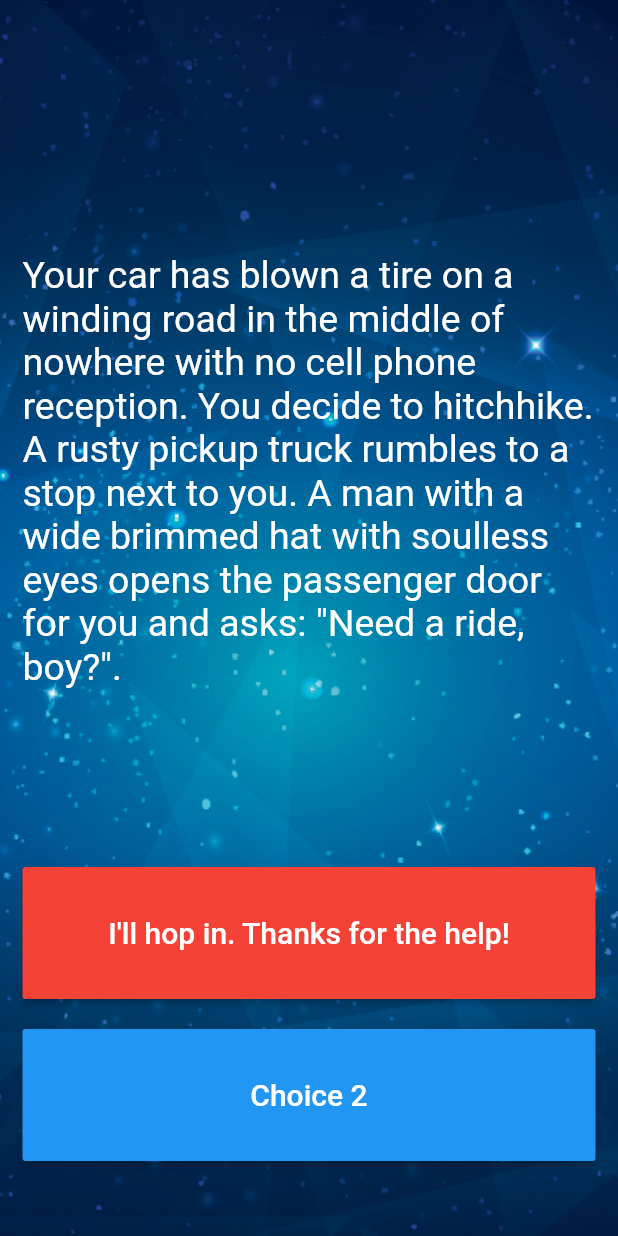
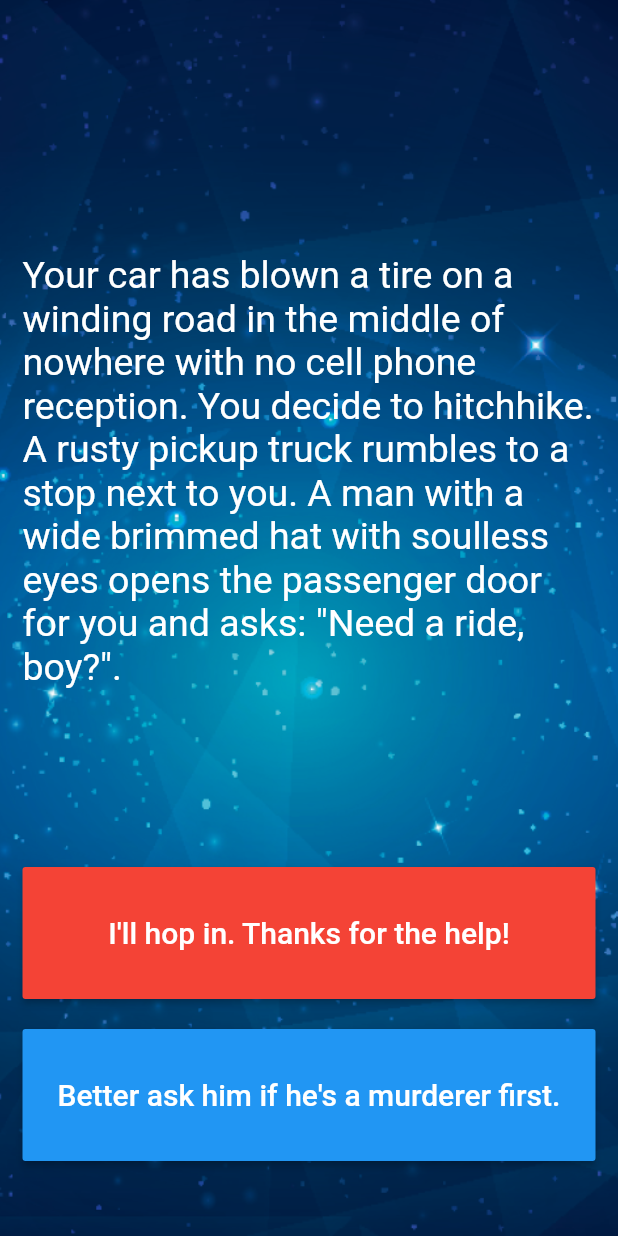
Before and after one commit to G1Joshi/destiny, a Flutter app: the screen it shows after launch, on a phone screen of 412 x 824 dp. Run offline on Flutter 3.47's test engine with Material 2 defaults, Android fonts, the light colour scheme and no system bars.

Commit message:
complete step 14

```diff
--- a/lib/main.dart
+++ b/lib/main.dart
@@ -79,8 +79,7 @@ class _StoryPageState extends State<StoryPage> {
                   },
                   color: Colors.blue,
                   child: Text(
-                    //TODO: Step 14 - Use the storyBrain to get the text for choice 2.
-                    'Choice 2',
+                    storyBrain.getChoice2(),
                     style: TextStyle(
                       fontSize: 20.0,
                     ),
```
